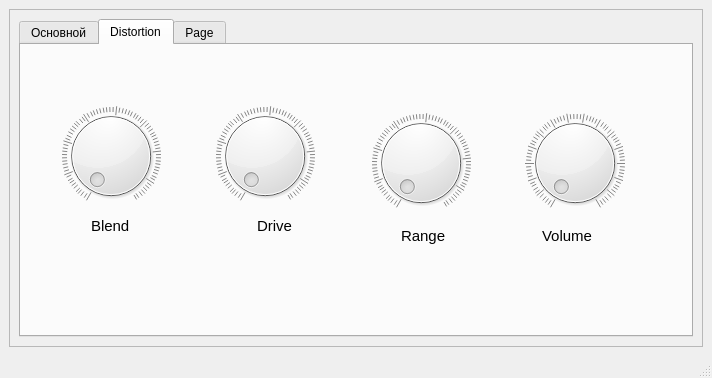
Above: ui/mainForm.ui from Andrew-Garanin/AudioDigitalFiltering before the change. Below: the same form after it.
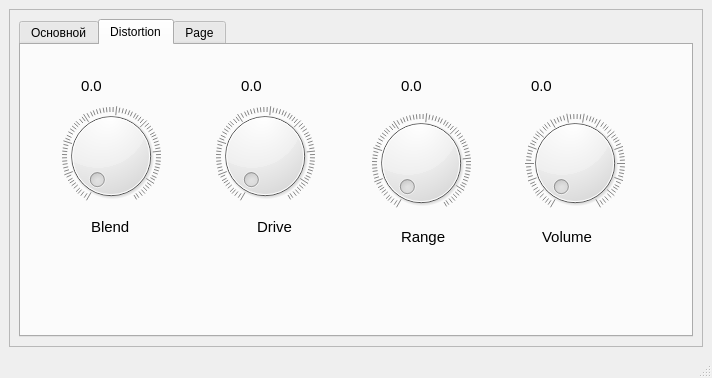
That is the form after the change.

Commit message: Connected dials to distortion filter

The edit to the form file:
```diff
--- a/ui/mainForm.ui
+++ b/ui/mainForm.ui
@@ -147,7 +147,7 @@
           <attribute name="title">
            <string>Distortion</string>
           </attribute>
-          <widget class="QWidget" name="">
+          <widget class="QWidget" name="layoutWidget">
            <property name="geometry">
             <rect>
              <x>40</x>
@@ -207,7 +207,7 @@
             </item>
            </layout>
           </widget>
-          <widget class="QWidget" name="">
+          <widget class="QWidget" name="layoutWidget">
            <property name="geometry">
             <rect>
              <x>350</x>
@@ -255,13 +255,13 @@
             </item>
            </layout>
           </widget>
-          <widget class="QWidget" name="">
+          <widget class="QWidget" name="layoutWidget">
            <property name="geometry">
             <rect>
              <x>70</x>
              <y>170</y>
              <width>201</width>
-             <height>22</height>
+             <height>24</height>
             </rect>
            </property>
            <layout class="QHBoxLayout" name="horizontalLayout_3">
@@ -304,13 +304,13 @@
             </item>
            </layout>
           </widget>
-          <widget class="QWidget" name="">
+          <widget class="QWidget" name="layoutWidget">
            <property name="geometry">
             <rect>
              <x>380</x>
              <y>180</y>
              <width>191</width>
-             <height>22</height>
+             <height>24</height>
             </rect>
            </property>
            <layout class="QHBoxLayout" name="horizontalLayout_4">
@@ -353,6 +353,78 @@
             </item>
            </layout>
           </widget>
+          <widget class="QLabel" name="blendLabelValue">
+           <property name="geometry">
+            <rect>
+             <x>60</x>
+             <y>30</y>
+             <width>81</width>
+             <height>21</height>
+            </rect>
+           </property>
+           <property name="font">
+            <font>
+             <pointsize>11</pointsize>
+            </font>
+           </property>
+           <property name="text">
+            <string>0.0</string>
+           </property>
+          </widget>
+          <widget class="QLabel" name="driveLabelValue">
+           <property name="geometry">
+            <rect>
+             <x>220</x>
+             <y>30</y>
+             <width>81</width>
+             <height>21</height>
+            </rect>
+           </property>
+           <property name="font">
+            <font>
+             <pointsize>11</pointsize>
+            </font>
+           </property>
+           <property name="text">
+            <string>0.0</string>
+           </property>
+          </widget>
+          <widget class="QLabel" name="rangeLabelValue">
+           <property name="geometry">
+            <rect>
+             <x>380</x>
+             <y>30</y>
+             <width>81</width>
+             <height>21</height>
+            </rect>
+           </property>
+           <property name="font">
+            <font>
+             <pointsize>11</pointsize>
+            </font>
+           </property>
+           <property name="text">
+            <string>0.0</string>
+           </property>
+          </widget>
+          <widget class="QLabel" name="volumeLabelValue">
+           <property name="geometry">
+            <rect>
+             <x>510</x>
+             <y>30</y>
+             <width>81</width>
+             <height>21</height>
+            </rect>
+           </property>
+           <property name="font">
+            <font>
+             <pointsize>11</pointsize>
+            </font>
+           </property>
+           <property name="text">
+            <string>0.0</string>
+           </property>
+          </widget>
          </widget>
          <widget class="QWidget" name="tab_3">
           <attribute name="title">
```
Left out of the diff: 2 changed lines with no effect on the pictures. The commit also changes 2 other files.
